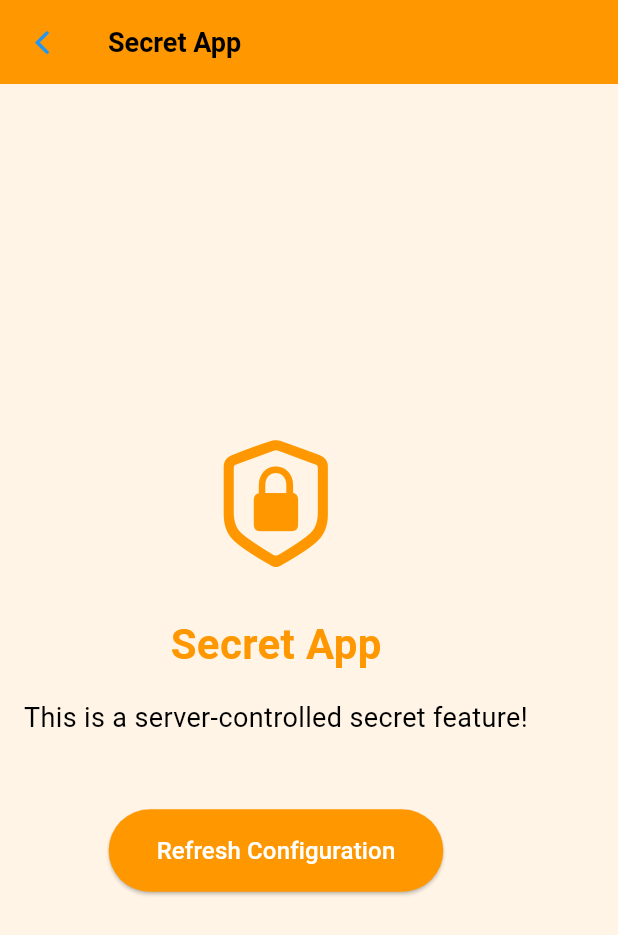
After one commit to hossam30970555/test1, a Flutter app: the SecretAppScreen screen opened directly, after a tap on "Refresh Configuration", on a phone screen of 412 x 824 dp. The commit adds this screen. Shown: the top 935 px of the screen. Run offline on Flutter 3.47's test engine with Material 3 defaults, Android fonts, the phone set to English and light mode, and no system bars; our stand-ins replace appwrite, image_picker, shared_preferences; accounts and stored records are empty; network calls fail; Roboto replaces fonts that are missing (SF Pro Display).

Commit message:
Add Appwrite integration and server configuration management

```diff
--- a/lib/main.dart
+++ b/lib/main.dart
@@ -4,6 +4,7 @@ import 'package:provider/provider.dart';
 import 'screens/home_screen.dart';
 import 'providers/settings_provider.dart';
 import 'providers/notes_provider.dart';
+import 'providers/server_config_provider.dart';
 import 'theme/app_theme.dart';
 
 void main() {
@@ -20,6 +21,7 @@ void main() {
       providers: [
         ChangeNotifierProvider(create: (context) => SettingsProvider()),
         ChangeNotifierProvider(create: (context) => NotesProvider()),
+        ChangeNotifierProvider(create: (context) => ServerConfigProvider()),
       ],
       child: const MyApp(),
     ),
--- /dev/null
+++ b/lib/models/server_ui_config.dart
@@ -0,0 +1,52 @@
+import 'dart:convert';
+
+class ServerUIConfig {
+  final String version;
+  final List<String> enabledFeatures;
+  final bool secretAppEnabled;
+  final Map<String, dynamic> secretAppConfig;
+
+  ServerUIConfig({
+    required this.version,
+    required this.enabledFeatures,
+    required this.secretAppEnabled,
+    required this.secretAppConfig,
+  });
+
+  factory ServerUIConfig.fromMap(Map<String, dynamic> map) {
+    return ServerUIConfig(
+      version: map['version'] ?? '1.0',
+      enabledFeatures: List<String>.from(map['enabledFeatures'] ?? []),
+      secretAppEnabled: map['secretAppEnabled'] ?? false,
+      secretAppConfig: Map<String, dynamic>.from(map['secretAppConfig'] ?? {}),
+    );
+  }
+
+  Map<String, dynamic> toMap() {
+    return {
+      'version': version,
+      'enabledFeatures': enabledFeatures,
+      'secretAppEnabled': secretAppEnabled,
+      'secretAppConfig': secretAppConfig,
+    };
+  }
+
+  String toJson() => json.encode(toMap());
+
+  factory ServerUIConfig.fromJson(String source) =>
+      ServerUIConfig.fromMap(json.decode(source));
+
+  ServerUIConfig copyWith({
+    String? version,
+    List<String>? enabledFeatures,
+    bool? secretAppEnabled,
+    Map<String, dynamic>? secretAppConfig,
+  }) {
+    return ServerUIConfig(
+      version: version ?? this.version,
+      enabledFeatures: enabledFeatures ?? this.enabledFeatures,
+      secretAppEnabled: secretAppEnabled ?? this.secretAppEnabled,
+      secretAppConfig: secretAppConfig ?? this.secretAppConfig,
+    );
+  }
+}
--- /dev/null
+++ b/lib/providers/server_config_provider.dart
@@ -0,0 +1,66 @@
+import 'package:flutter/material.dart';
+import '../models/server_ui_config.dart';
+import '../services/appwrite_service.dart';
+import 'dart:async';
+
+class ServerConfigProvider with ChangeNotifier {
+  AppwriteService _appwriteService = AppwriteService();
+  ServerUIConfig _config = ServerUIConfig(
+    version: '1.0',
+    enabledFeatures: [],
+    secretAppEnabled: false,
+    secretAppConfig: {},
+  );
+  bool _isLoading = true;
+  StreamSubscription? _configSubscription;
+
+  ServerConfigProvider() {
+    _initialize();
+  }
+
+  ServerUIConfig get config => _config;
+  bool get isLoading => _isLoading;
+  bool get isSecretAppEnabled => _config.secretAppEnabled;
+
+  Future<void> _initialize() async {
+    try {
+      _appwriteService.initialize();
+
+      // Get initial config
+      _config = await _appwriteService.fetchUIConfig();
+      _isLoading = false;
+      notifyListeners();
+
+      // Listen for real-time updates
+      _configSubscription = _appwriteService.listenToConfigChanges().listen((updatedConfig) {
+        _config = updatedConfig;
+        notifyListeners();
+      });
+    } catch (e) {
+      print('Error initializing server config: $e');
+      _isLoading = false;
+      notifyListeners();
+    }
+  }
+
+  // Manually refresh config from server
+  Future<void> refreshConfig() async {
+    _isLoading = true;
+    notifyListeners();
+
+    try {
+      _config = await _appwriteService.fetchUIConfig();
+    } catch (e) {
+      print('Error refreshing config: $e');
+    }
+
+    _isLoading = false;
+    notifyListeners();
+  }
+
+  @override
+  void dispose() {
+    _configSubscription?.cancel();
+    super.dispose();
+  }
+}
--- a/lib/screens/home_screen.dart
+++ b/lib/screens/home_screen.dart
@@ -3,9 +3,11 @@ import 'package:flutter/material.dart';
 import 'package:provider/provider.dart';
 import '../models/app_model.dart';
 import '../providers/settings_provider.dart';
+import '../providers/server_config_provider.dart';
 import '../widgets/app_grid.dart';
 import '../widgets/dock.dart';
 import '../widgets/search_bar.dart';
+import 'secret_app_screen.dart';
 
 class HomeScreen extends StatefulWidget {
   const HomeScreen({super.key});
@@ -20,6 +22,10 @@ class _HomeScreenState extends State<HomeScreen> with SingleTickerProviderStateM
   double _previousPageValue = 0;
   late AnimationController _timeAnimController;
   late Animation<double> _timeScaleAnimation;
+  // Secret code for activation
+  final List<String> _secretCodeSequence = ['double_tap', 'double_tap', 'long_press'];
+  List<String> _currentSequence = [];
+  bool _secretCodeActivated = false;
 
   @override
   void initState() {
@@ -69,9 +75,59 @@ class _HomeScreenState extends State<HomeScreen> with SingleTickerProviderStateM
     super.dispose();
   }
 
+  // Add to secret sequence and check if activated
+  void _addToSecretSequence(String gesture) {
+    setState(() {
+      _currentSequence.add(gesture);
+
+      // Keep only the last 3 gestures
+      if (_currentSequence.length > 3) {
+        _currentSequence.removeAt(0);
+      }
+
+      // Check if secret sequence matches
+      if (_currentSequence.length == 3 &&
+          _secretCodeSequence[0] == _currentSequence[0] &&
+          _secretCodeSequence[1] == _currentSequence[1] &&
+          _secretCodeSequence[2] == _currentSequence[2]) {
+        // Secret code activated
+        _checkSecretApp();
+      }
+    });
+  }
+
+  void _checkSecretApp() {
+    final serverConfig = Provider.of<ServerConfigProvider>(context, listen: false);
+    if (serverConfig.isSecretAppEnabled) {
+      _secretCodeActivated = true;
+
+      // Show activation success and navigate to secret app
+      showDialog(
+        context: context,
+        builder: (context) => AlertDialog(
+          title: const Text('Secret Feature Activated'),
+          content: const Text('You have discovered a hidden feature!'),
+          actions: [
+            TextButton(
+              onPressed: () {
+                Navigator.pop(context);
+                Navigator.push(
+                  context,
+                  MaterialPageRoute(builder: (context) => const SecretAppScreen()),
+                );
+              },
+              child: const Text('CONTINUE'),
+            ),
+          ],
+        ),
+      );
+    }
+  }
+
   @override
   Widget build(BuildContext context) {
     final settingsProvider = Provider.of<SettingsProvider>(context);
+    final serverConfig = Provider.of<ServerConfigProvider>(context);
 
     return Scaffold(
       extendBodyBehindAppBar: true,
@@ -92,7 +148,10 @@ class _HomeScreenState extends State<HomeScreen> with SingleTickerProviderStateM
                 child: IOSSearchBar(),
               ),
               // Time widget with animation
-              AnimatedBuilder(
+              GestureDetector(
+                onDoubleTap: () => _addToSecretSequence('double_tap'),
+                onLongPress: () => _addToSecretSequence('long_press'),
+                child: AnimatedBuilder(
                   animation: _timeScaleAnimation,
                   builder: (context, child) {
                     return Transform.scale(
@@ -118,11 +177,30 @@ class _HomeScreenState extends State<HomeScreen> with SingleTickerProviderStateM
                     );
                   },
                 ),
+              ),
+              // Status indicator for server config
+              if (serverConfig.isLoading)
+                Container(
+                  padding: const EdgeInsets.symmetric(vertical: 4.0),
+                  child: const SizedBox(
+                    width: 12,
+                    height: 12,
+                    child: CircularProgressIndicator(
+                      strokeWidth: 2,
+                      valueColor: AlwaysStoppedAnimation<Color>(Colors.white),
+                    ),
+                  ),
+                ),
               Expanded(
                 child: GestureDetector(
                   onLongPress: () {
                     settingsProvider.editMode = !settingsProvider.editMode;
-                    // Add haptic feedback here if desired
+                    // Adding secret code tracking
+                    _addToSecretSequence('long_press');
+                  },
+                  onDoubleTap: () {
+                    // Add to secret sequence
+                    _addToSecretSequence('double_tap');
                   },
                   child: PageView.builder(
                     controller: _pageController,
--- /dev/null
+++ b/lib/screens/secret_app_screen.dart
@@ -0,0 +1,120 @@
+import 'package:flutter/material.dart';
+import 'package:flutter/cupertino.dart';
+import 'package:provider/provider.dart';
+import '../providers/server_config_provider.dart';
+
+class SecretAppScreen extends StatefulWidget {
+  const SecretAppScreen({super.key});
+
+  @override
+  State<SecretAppScreen> createState() => _SecretAppScreenState();
+}
+
+class _SecretAppScreenState extends State<SecretAppScreen> with SingleTickerProviderStateMixin {
+  late AnimationController _animationController;
+  late Animation<double> _animation;
+
+  @override
+  void initState() {
+    super.initState();
+    _animationController = AnimationController(
+      duration: const Duration(seconds: 2),
+      vsync: this,
+    );
+
+    _animation = Tween<double>(begin: 0, end: 1).animate(
+      CurvedAnimation(
+        parent: _animationController,
+        curve: Curves.easeInOut,
+      ),
+    );
+
+    _animationController.forward();
+  }
+
+  @override
+  void dispose() {
+    _animationController.dispose();
+    super.dispose();
+  }
+
+  @override
+  Widget build(BuildContext context) {
+    final serverConfig = Provider.of<ServerConfigProvider>(context);
+    final config = serverConfig.config.secretAppConfig;
+
+    final String title = config['title'] ?? 'Secret App';
+    final String message = config['message'] ?? 'This is a server-controlled secret feature!';
+    final String colorHex = config['colorHex'] ?? '#FF9800';
+    final Color themeColor = Color(int.parse(colorHex.replaceAll('#', '0xFF')));
+
+    return Scaffold(
+      backgroundColor: themeColor.withOpacity(0.1),
+      appBar: AppBar(
+        title: Text(title),
+        backgroundColor: themeColor,
+        elevation: 0,
+        leading: IconButton(
+          icon: const Icon(CupertinoIcons.back),
+          onPressed: () => Navigator.pop(context),
+        ),
+      ),
+      body: SafeArea(
+        child: Padding(
+          padding: const EdgeInsets.all(16.0),
+          child: FadeTransition(
+            opacity: _animation,
+            child: Column(
+              mainAxisAlignment: MainAxisAlignment.center,
+              crossAxisAlignment: CrossAxisAlignment.center,
+              children: [
+                Icon(
+                  CupertinoIcons.lock_shield,
+                  size: 100,
+                  color: themeColor,
+                ),
+                const SizedBox(height: 24),
+                Text(
+                  title,
+                  style: TextStyle(
+                    fontSize: 28,
+                    fontWeight: FontWeight.bold,
+                    color: themeColor,
+                  ),
+                ),
+                const SizedBox(height: 16),
+                Text(
+                  message,
+                  textAlign: TextAlign.center,
+                  style: const TextStyle(
+                    fontSize: 18,
+                  ),
+                ),
+                const SizedBox(height: 48),
+                ElevatedButton(
+                  style: ElevatedButton.styleFrom(
+                    backgroundColor: themeColor,
+                    padding: const EdgeInsets.symmetric(
+                      horizontal: 32,
+                      vertical: 16,
+                    ),
+                    shape: RoundedRectangleBorder(
+                      borderRadius: BorderRadius.circular(30),
+                    ),
+                  ),
+                  onPressed: () {
+                    serverConfig.refreshConfig();
+                  },
+                  child: const Text(
+                    'Refresh Configuration',
+                    style: TextStyle(fontSize: 16),
+                  ),
+                ),
+              ],
+            ),
+          ),
+        ),
+      ),
+    );
+  }
+}
--- /dev/null
+++ b/lib/services/appwrite_service.dart
@@ -0,0 +1,58 @@
+import 'package:appwrite/appwrite.dart';
+import 'package:appwrite/models.dart';
+import 'dart:convert';
+import '../models/server_ui_config.dart';
+
+class AppwriteService {
+  static final AppwriteService _instance = AppwriteService._internal();
+
+  factory AppwriteService() => _instance;
+
+  AppwriteService._internal();
+
+  late Client client;
+  late Databases databases;
+  late Realtime realtime;
+
+  // Initialize Appwrite clients
+  void initialize() {
+    client = Client();
+    client
+      .setEndpoint('https://appwrite.iasys.me/v1')
+      .setProject('67d3180b00227563b2dc')
+      .setSelfSigned(status: true); // Only use for development
+
+    databases = Databases(client);
+    realtime = Realtime(client);
+  }
+
+  // Fetch UI configuration from Appwrite
+  Future<ServerUIConfig> fetchUIConfig() async {
+    try {
+      // Assuming you have a database with ID 'ui_config' and collection 'configurations'
+      final document = await databases.getDocument(
+        databaseId: 'ui_config',
+        collectionId: 'configurations',
+        documentId: 'current_config',
+      );
+
+      return ServerUIConfig.fromMap(document.data);
+    } catch (e) {
+      print('Error fetching UI config: $e');
+      // Return default config if fetch fails
+      return ServerUIConfig(
+        version: '1.0',
+        enabledFeatures: [],
+        secretAppEnabled: false,
+        secretAppConfig: {},
+      );
+    }
+  }
+
+  // Subscribe to real-time updates for UI configuration changes
+  Stream<ServerUIConfig> listenToConfigChanges() {
+    return realtime.subscribe(['databases.ui_config.collections.configurations.documents']).stream
+      .where((event) => event.payload['_id'] == 'current_config')
+      .map((event) => ServerUIConfig.fromMap(event.payload));
+  }
+}
--- a/pubspec.yaml
+++ b/pubspec.yaml
@@ -15,6 +15,7 @@ dependencies:
   shared_preferences: ^2.2.1
   image_picker: ^1.0.4
   rename_app: ^1.6.2
+  appwrite: ^15.0.0
 
 dev_dependencies:
   flutter_test:
```
Also changed, not shown: pubspec.lock, 10 other files. Lines whose indentation alone changed are shown as unchanged.
